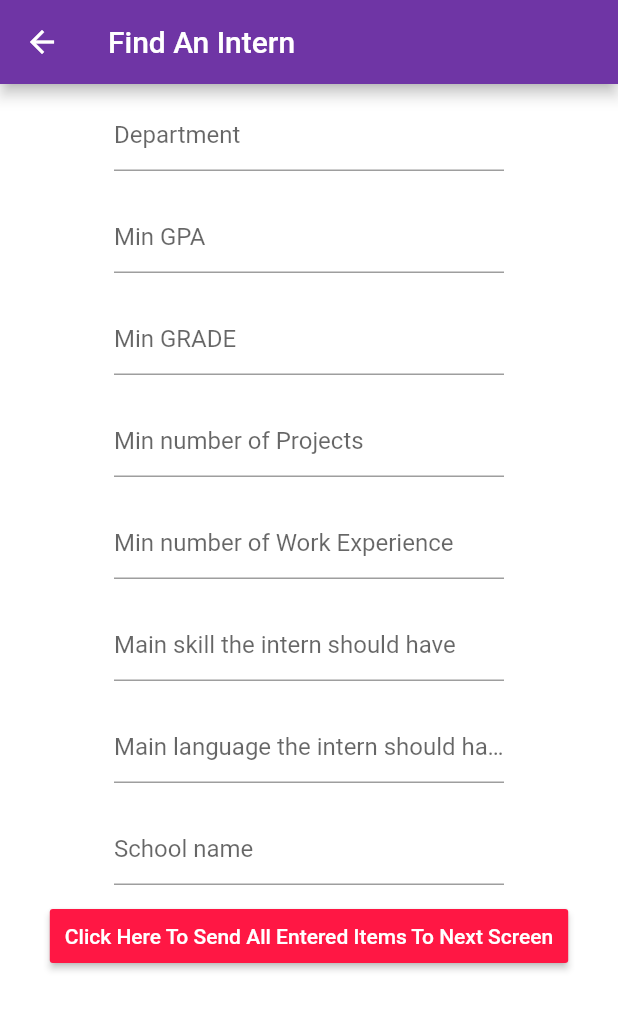
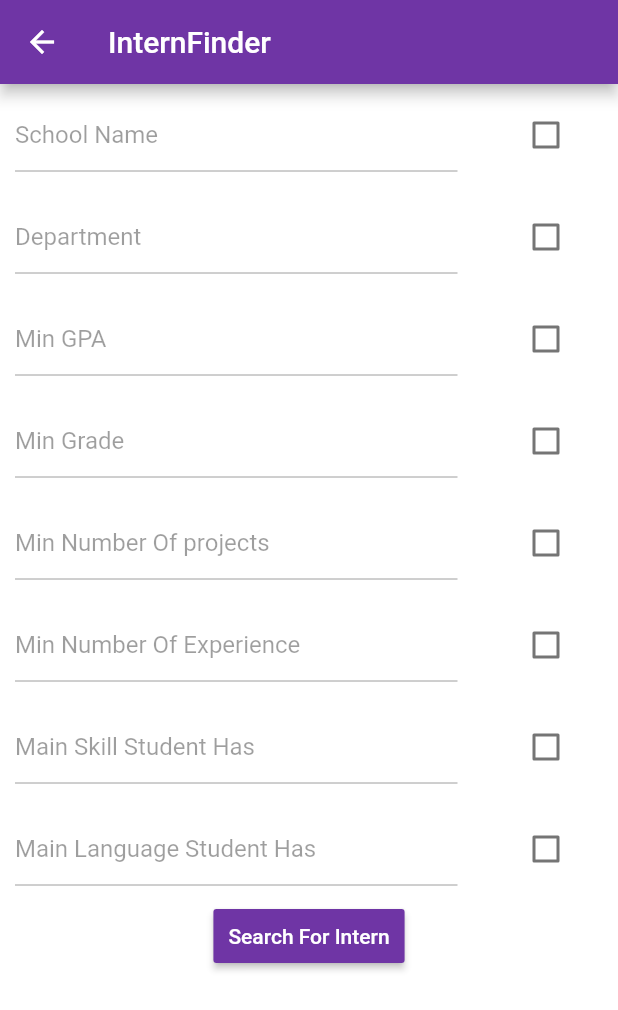
Before and after one commit to beratbozkurt/internship-App-Database-Management-System, a Flutter app: the InternFinder screen opened directly, on a phone screen of 412 x 824 dp. Shown: the top 1010 px of the screen. Run offline on Flutter 3.47's test engine with Material 2 defaults, Android fonts, the phone set to English and light mode, and no system bars; our stand-ins replace flutter_svg.

Commit message:
internfinder and results pages added

```diff
--- a/lib/Screens/Login/components/body.dart
+++ b/lib/Screens/Login/components/body.dart
@@ -5,7 +5,7 @@ import 'package:flutter_auth/components/already_have_an_account_acheck.dart';
 import 'package:flutter_auth/components/rounded_button.dart';
 import 'package:flutter_auth/components/rounded_input_field.dart';
 import 'package:flutter_auth/components/rounded_password_field.dart';
-import 'package:flutter_auth/internFinder.dart';
+import 'package:flutter_auth/Screens/SearchIntern/internFinder.dart';
 import 'package:flutter_svg/svg.dart';
 
 class Body extends StatelessWidget {
--- /dev/null
+++ b/lib/Screens/SearchIntern/internFinder.dart
@@ -0,0 +1,206 @@
+import 'package:flutter/cupertino.dart';
+import 'package:flutter/material.dart';
+import 'package:flutter_auth/Screens/SearchIntern/results_screen.dart';
+import 'package:flutter_auth/constants.dart';
+
+class InternFinder extends StatelessWidget {
+  @override
+  Widget build(BuildContext context) {
+        return Scaffold(
+            appBar: AppBar(
+              backgroundColor: kPrimaryColor,
+                title: Text('InternFinder')
+            ),
+            body: Center(
+                child: searchScreen()
+            )
+        );
+  } }
+class searchScreen extends StatefulWidget {
+
+  searchScreenState createState() => searchScreenState();
+
+}
+
+class searchScreenState extends State<searchScreen>{
+  final schoolName = TextEditingController();
+  final department = TextEditingController();
+  final minGPA = TextEditingController();
+  final minGrade = TextEditingController();
+  final minNumOfProjects = TextEditingController();
+  final minNumOfExperience = TextEditingController();
+  final mainSkill = TextEditingController();
+  final mainLanguage = TextEditingController();
+
+  bool schoolSearch = false;
+  bool departmentSearch = false;
+  bool gpaSearch = false;
+  bool gradeSearch = false;
+  bool projectSearch = false;
+  bool experienceSearch = false;
+  bool skillSearch  = false;
+  bool languageSearch = false;
+
+  getItemAndNavigate(BuildContext context){
+    Navigator.push(
+        context,
+        MaterialPageRoute(
+            builder: (context) => resultScreen(
+
+                  schoolHolder : schoolName.text,
+                  departmentHolder : department.text,
+                  gpaHolder : minGPA.text,
+                  gradeHolder : minGrade.text,
+                  projectHolder : minNumOfProjects.text,
+                  experienceHolder : minNumOfExperience.text,
+                  skillHolder : mainSkill.text,
+                  languageHolder : mainLanguage.text
+            ))
+    );
+  }
+
+  @override
+  Widget build(BuildContext context) {
+    return Scaffold(
+        body: Center(
+          child: Column(
+            children: <Widget>[
+
+              Row(
+                children: <Widget> [Container(
+
+                    width: 315,
+                    padding: EdgeInsets.all(10.0),
+                    child: TextField(
+                      controller: schoolName,
+                      autocorrect: true,
+                      decoration: InputDecoration(hintText: 'School Name'
+                      ),
+                      enabled: schoolSearch,
+                    )
+                ),
+                  SizedBox(width: 25),
+                  Checkbox(value: schoolSearch, onChanged: (bool val) => setState(() => schoolSearch = val))
+          ]
+              ),
+
+              Row(
+                  children: <Widget> [Container(
+                      width: 315,
+                      padding: EdgeInsets.all(10.0),
+                      child: TextField(
+                        controller: department,
+                        autocorrect: true,
+                        decoration: InputDecoration(hintText: 'Department'),
+                        enabled: departmentSearch,
+                      )
+                  ),
+                    SizedBox(width: 25),
+                    Checkbox(value: departmentSearch, onChanged: (bool val) => setState(() => departmentSearch = val))
+                  ]
+              ),
+
+              Row(
+                  children: <Widget> [Container(
+                      width: 315,
+                      padding: EdgeInsets.all(10.0),
+                      child: TextField(
+                        controller: minGPA,
+                        autocorrect: true,
+                        decoration: InputDecoration(hintText: 'Min GPA'),
+                        enabled: gpaSearch,
+                      )
+                  ),
+                    SizedBox(width: 25),
+                    Checkbox(value: gpaSearch, onChanged: (bool val) => setState(() => gpaSearch = val))
+                  ]
+              ),
+              Row(
+                  children: <Widget> [Container(
+                      width: 315,
+                      padding: EdgeInsets.all(10.0),
+                      child: TextField(
+                        cursorColor: kPrimaryColor,
+                        controller: minGrade,
+                        autocorrect: true,
+                        decoration: InputDecoration(hintText: 'Min Grade'),
+                        enabled: gradeSearch,
+                      )
+                  ),
+                    SizedBox(width: 25),
+                    Checkbox(value: gradeSearch, onChanged: (bool val) => setState(() => gradeSearch = val))
+                  ]
+              ),
+              Row(
+                  children: <Widget> [Container(
+                      width: 315,
+                      padding: EdgeInsets.all(10.0),
+                      child: TextField(
+                        controller: minNumOfProjects,
+                        autocorrect: true,
+                        decoration: InputDecoration(hintText: 'Min Number Of projects'),
+                        enabled: projectSearch,
+                      )
+                  ),
+                    SizedBox(width: 25),
+                    Checkbox(value: projectSearch ,onChanged: (bool val) => setState(() => projectSearch = val))
+                  ]
+              ),
+              Row(
+                  children: <Widget> [Container(
+                      width: 315,
+                      padding: EdgeInsets.all(10.0),
+                      child: TextField(
+                        controller: minNumOfExperience,
+                        autocorrect: true,
+                        decoration: InputDecoration(hintText: 'Min Number Of Experience'),
+                        enabled: experienceSearch,
+                      )
+                  ),
+                    SizedBox(width: 25),
+                    Checkbox(value: experienceSearch, onChanged: (bool val) => setState(() => experienceSearch = val))
+                  ]
+              ),    Row(
+                  children: <Widget> [Container(
+                      width: 315,
+                      padding: EdgeInsets.all(10.0),
+                      child: TextField(
+                        controller: mainSkill,
+                        autocorrect: true,
+                        decoration: InputDecoration(hintText: 'Main Skill Student Has'),
+                        enabled: skillSearch,
+                      )
+                  ),
+                    SizedBox(width: 25),
+                    Checkbox(value: skillSearch, onChanged: (bool val) => setState(() => skillSearch = val))
+                  ]
+              ),    Row(
+                  children: <Widget> [Container(
+                      width: 315,
+                      padding: EdgeInsets.all(10.0),
+                      child: TextField(
+                        controller: mainLanguage,
+                        autocorrect: true,
+                        decoration: InputDecoration(hintText: 'Main Language Student Has'),
+                        enabled: languageSearch,
+                      )
+                  ),
+                    SizedBox(width: 25),
+                    Checkbox(value: languageSearch, onChanged: (bool val) => setState(() => languageSearch = val))
+                  ]
+              ),
+
+              RaisedButton(
+
+                onPressed:()=> getItemAndNavigate(context),
+                color: kPrimaryColor,
+                textColor: Colors.white,
+                padding: EdgeInsets.fromLTRB(10, 10, 10, 10),
+                child: Text('Search For Intern'),
+              ),
+
+            ],
+          ),
+        ));
+  }
+}
--- a/lib/internFinder.dart
+++ /dev/null
@@ -1,185 +0,0 @@
-import 'package:flutter/cupertino.dart';
-import 'package:flutter/material.dart';
-
-class InternFinder extends StatelessWidget {
-  @override
-  Widget build(BuildContext context) {
-        return Scaffold(
-            appBar: AppBar(
-                title: Text('Find An Intern')
-            ),
-            body: Center(
-                child: HomeScreen()
-            )
-        );
-  } }
-class HomeScreen extends StatefulWidget {
-
-  HomeScreenState createState() => HomeScreenState();
-
-}
-
-class HomeScreenState extends State<HomeScreen>{
-
-  final name = TextEditingController();
-  final phoneNumber = TextEditingController();
-  final studentClass = TextEditingController();
-
-  getItemAndNavigate(BuildContext context){
-    Navigator.push(
-        context,
-        MaterialPageRoute(
-            builder: (context) => SecondScreen(
-                nameHolder : name.text,
-                classHolder : studentClass.text,
-                numberHolder : phoneNumber.text
-            ))
-    );
-  }
-
-  @override
-  Widget build(BuildContext context) {
-    return Scaffold(
-        body: Center(
-          child: Column(
-            children: <Widget>[
-
-              Container(
-                  width: 280,
-                  padding: EdgeInsets.all(10.0),
-                  child: TextField(
-                    controller: name,
-                    autocorrect: true,
-                    decoration: InputDecoration(hintText: 'Department'),
-                  )
-              ),
-
-              Container(
-                  width: 280,
-                  padding: EdgeInsets.all(10.0),
-                  child: TextField(
-                    controller: studentClass,
-                    autocorrect: true,
-                    decoration: InputDecoration(hintText: 'Min GPA'),
-                  )
-              ),
-
-              Container(
-                  width: 280,
-                  padding: EdgeInsets.all(10.0),
-                  child: TextField(
-                    controller: phoneNumber,
-                    autocorrect: true,
-                    decoration: InputDecoration(hintText: 'Min GRADE'),
-                  )
-              ),
-              Container(
-                  width: 280,
-                  padding: EdgeInsets.all(10.0),
-                  child: TextField(
-                    controller: phoneNumber,
-                    autocorrect: true,
-                    decoration: InputDecoration(hintText: 'Min number of Projects'),
-                  )
-              ),
-              Container(
-                  width: 280,
-                  padding: EdgeInsets.all(10.0),
-                  child: TextField(
-                    controller: phoneNumber,
-                    autocorrect: true,
-                    decoration: InputDecoration(hintText: 'Min number of Work Experience'),
-                  )
-              ),
-              Container(
-                  width: 280,
-                  padding: EdgeInsets.all(10.0),
-                  child: TextField(
-                    controller: phoneNumber,
-                    autocorrect: true,
-                    decoration: InputDecoration(hintText: 'Main skill the intern should have'),
-                  )
-              ),
-              Container(
-                  width: 280,
-                  padding: EdgeInsets.all(10.0),
-                  child: TextField(
-                    controller: phoneNumber,
-                    autocorrect: true,
-                    decoration: InputDecoration(hintText: 'Main language the intern should have'),
-                  )
-              ),
-              Container(
-                  width: 280,
-                  padding: EdgeInsets.all(10.0),
-                  child: TextField(
-                    controller: phoneNumber,
-                    autocorrect: true,
-                    decoration: InputDecoration(hintText: 'School name')
-                  )
-
-              ),
-
-
-              RaisedButton(
-                onPressed:()=> getItemAndNavigate(context),
-                color: Color(0xffFF1744),
-                textColor: Colors.white,
-                padding: EdgeInsets.fromLTRB(10, 10, 10, 10),
-                child: Text('Click Here To Send All Entered Items To Next Screen'),
-              ),
-
-            ],
-          ),
-        ));
-  }
-}
-
-class SecondScreen extends StatelessWidget {
-
-  final  nameHolder ;
-  final  classHolder ;
-  final  numberHolder ;
-
-  SecondScreen({
-    Key key, @required this.nameHolder,
-    this.classHolder,
-    this.numberHolder}) : super(key: key);
-
-  goBack(BuildContext context){
-    Navigator.pop(context);
-  }
-
-  @override
-  Widget build(BuildContext context) {
-    return Scaffold(
-        appBar: AppBar(
-          title: Text("Second Activity Screen"),
-        ),
-        body: Column(
-            mainAxisAlignment: MainAxisAlignment.center,
-            children: <Widget>[
-              Center(child:
-              Text('Student Name = ' + nameHolder,
-                style: TextStyle(fontSize: 22),
-                textAlign: TextAlign.center,)),
-
-              Center(child:
-              Text('Student Class = ' + classHolder,
-                style: TextStyle(fontSize: 22),
-                textAlign: TextAlign.center,)),
-
-              Center(child:
-              Text('Student Phone Number = ' + numberHolder,
-                style: TextStyle(fontSize: 22),
-                textAlign: TextAlign.center,)),
-
-              RaisedButton(
-                onPressed: ()=> goBack(context),
-                color: Colors.lightBlue,
-                textColor: Colors.white,
-                child: Text('Go Back To Previous Screen'),
-              )])
-    );
-  }
-}
```
Also changed, not shown: lib/Screens/SearchIntern/results_screen.dart (added, +90 -0 lines).
